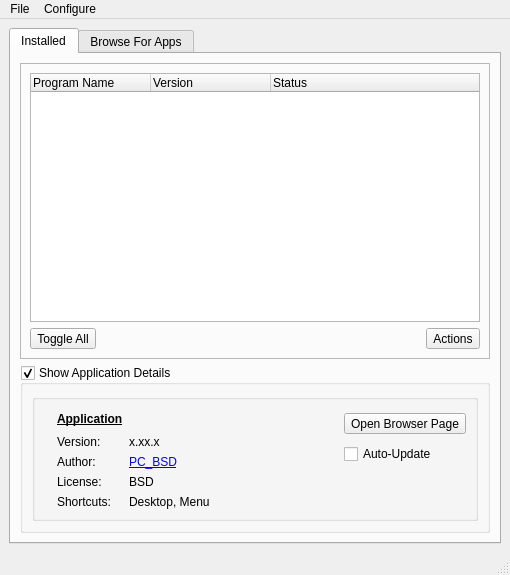
Old version of the form src-qt4/pc-softwaremanager/mainUI.ui in the repository trueos/pcbsd.
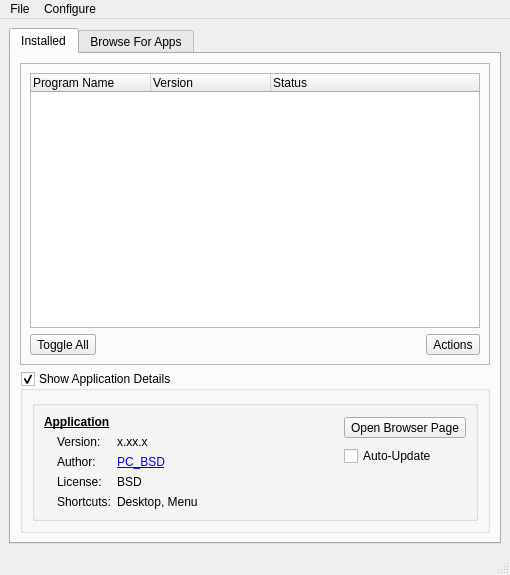
New version of the form. The open tabs and pages were chosen to show the change. Icons and pictures are not drawn.

Commit message: Fix a couple display quirks with AppCafe2 and EasyPBI

The edit to the form file:
```diff
--- a/src-qt4/pc-softwaremanager/mainUI.ui
+++ b/src-qt4/pc-softwaremanager/mainUI.ui
@@ -25,7 +25,7 @@
     <item>
      <widget class="QTabWidget" name="tabWidget">
       <property name="currentIndex">
-       <number>1</number>
+       <number>0</number>
       </property>
       <property name="iconSize">
        <size>
@@ -145,7 +145,7 @@
         <item>
          <widget class="QGroupBox" name="group_install_showinfo">
           <property name="sizePolicy">
-           <sizepolicy hsizetype="Preferred" vsizetype="Preferred">
+           <sizepolicy hsizetype="Preferred" vsizetype="Minimum">
             <horstretch>0</horstretch>
             <verstretch>0</verstretch>
            </sizepolicy>
@@ -156,7 +156,7 @@
           <property name="checkable">
            <bool>true</bool>
           </property>
-          <layout class="QHBoxLayout" name="horizontalLayout_2">
+          <layout class="QVBoxLayout" name="verticalLayout_17">
            <item>
             <widget class="QGroupBox" name="group_install_info">
              <property name="title">
@@ -165,67 +165,47 @@
              <property name="flat">
               <bool>true</bool>
              </property>
-             <layout class="QHBoxLayout" name="horizontalLayout_15">
-              <item>
-               <widget class="QLabel" name="label_install_icon">
-                <property name="maximumSize">
+             <layout class="QGridLayout" name="gridLayout_3">
+              <item row="1" column="2" rowspan="2">
+               <spacer name="horizontalSpacer_2">
+                <property name="orientation">
+                 <enum>Qt::Horizontal</enum>
+                </property>
+                <property name="sizeHint" stdset="0">
                  <size>
-                  <width>64</width>
-                  <height>64</height>
+                  <width>40</width>
+                  <height>20</height>
                  </size>
                 </property>
-                <property name="text">
-                 <string/>
-                </property>
-                <property name="pixmap">
-                 <pixmap resource="SoftwareManager.qrc">:/icons/appcafe.png</pixmap>
-                </property>
-                <property name="scaledContents">
-                 <bool>true</bool>
-                </property>
-               </widget>
+               </spacer>
               </item>
-              <item>
+              <item row="1" column="1" rowspan="2">
                <layout class="QFormLayout" name="formLayout">
                 <property name="fieldGrowthPolicy">
                  <enum>QFormLayout::ExpandingFieldsGrow</enum>
                 </property>
                 <item row="0" column="0">
-                 <widget class="QLabel" name="label_install_app">
-                  <property name="font">
-                   <font>
-                    <weight>75</weight>
-                    <bold>true</bold>
-                    <underline>true</underline>
-                   </font>
-                  </property>
-                  <property name="text">
-                   <string notr="true">Application</string>
-                  </property>
-                 </widget>
-                </item>
-                <item row="1" column="0">
                  <widget class="QLabel" name="label">
                   <property name="text">
                    <string>Version:</string>
                   </property>
                  </widget>
                 </item>
-                <item row="1" column="1">
+                <item row="0" column="1">
                  <widget class="QLabel" name="label_install_version">
                   <property name="text">
                    <string notr="true">x.xx.x</string>
                   </property>
                  </widget>
                 </item>
-                <item row="2" column="0">
+                <item row="1" column="0">
                  <widget class="QLabel" name="label_3">
                   <property name="text">
                    <string>Author:</string>
                   </property>
                  </widget>
                 </item>
-                <item row="2" column="1">
+                <item row="1" column="1">
                  <widget class="QLabel" name="label_install_author">
                   <property name="text">
                    <string notr="true">&lt;a href=&quot;http://www.pcbsd.org&quot;&gt;PC_BSD&lt;/a&gt;</string>
@@ -238,50 +218,74 @@
                   </property>
                  </widget>
                 </item>
-                <item row="3" column="0">
+                <item row="2" column="0">
                  <widget class="QLabel" name="label_4">
                   <property name="text">
                    <string>License:</string>
                   </property>
                  </widget>
                 </item>
-                <item row="3" column="1">
+                <item row="2" column="1">
                  <widget class="QLabel" name="label_install_license">
                   <property name="text">
                    <string notr="true">BSD</string>
                   </property>
                  </widget>
                 </item>
-                <item row="4" column="0">
+                <item row="3" column="0">
                  <widget class="QLabel" name="label_2">
                   <property name="text">
                    <string>Shortcuts:</string>
                   </property>
                  </widget>
                 </item>
-                <item row="4" column="1">
+                <item row="3" column="1">
                  <widget class="QLabel" name="label_install_shortcuts">
                   <property name="text">
                    <string notr="true">Desktop, Menu</string>
                   </property>
                  </widget>
                 </item>
-                <item row="0" column="1">
-                 <spacer name="horizontalSpacer_2">
-                  <property name="orientation">
-                   <enum>Qt::Horizontal</enum>
-                  </property>
-                  <property name="sizeHint" stdset="0">
+               </layout>
+              </item>
+              <item row="1" column="0">
+               <layout class="QVBoxLayout" name="verticalLayout_13">
+                <item>
+                 <widget class="QLabel" name="label_install_icon">
+                  <property name="maximumSize">
                    <size>
-                    <width>40</width>
-                    <height>20</height>
+                    <width>64</width>
+                    <height>64</height>
                    </size>
                   </property>
-                 </spacer>
+                  <property name="text">
+                   <string/>
+                  </property>
+                  <property name="pixmap">
+                   <pixmap resource="SoftwareManager.qrc">:/icons/appcafe.png</pixmap>
+                  </property>
+                  <property name="scaledContents">
+                   <bool>true</bool>
+                  </property>
+                 </widget>
                 </item>
                </layout>
               </item>
-              <item>
+              <item row="0" column="0" colspan="3">
+               <widget class="QLabel" name="label_install_app">
+                <property name="font">
+                 <font>
+                  <weight>75</weight>
+                  <bold>true</bold>
+                  <underline>true</underline>
+                 </font>
+                </property>
+                <property name="text">
+                 <string notr="true">Application</string>
+                </property>
+               </widget>
+              </item>
+              <item row="0" column="3" rowspan="3">
                <layout class="QVBoxLayout" name="verticalLayout_10">
                 <item>
                  <widget class="QToolButton" name="tool_install_gotobrowserpage">
@@ -508,8 +512,8 @@
                    <rect>
                     <x>0</x>
                     <y>0</y>
-                    <width>446</width>
-                    <height>61</height>
+                    <width>96</width>
+                    <height>26</height>
                    </rect>
                   </property>
                   <layout class="QHBoxLayout" name="horizontalLayout_5"/>
@@ -559,8 +563,8 @@
                    <rect>
                     <x>0</x>
                     <y>0</y>
-                    <width>440</width>
-                    <height>301</height>
+                    <width>96</width>
+                    <height>26</height>
                    </rect>
                   </property>
                   <layout class="QVBoxLayout" name="verticalLayout_6"/>
@@ -584,8 +588,8 @@
                 <rect>
                  <x>0</x>
                  <y>0</y>
-                 <width>462</width>
-                 <height>430</height>
+                 <width>96</width>
+                 <height>26</height>
                 </rect>
                </property>
                <layout class="QVBoxLayout" name="verticalLayout_23"/>
@@ -950,8 +954,8 @@
                    <rect>
                     <x>0</x>
                     <y>0</y>
-                    <width>446</width>
-                    <height>61</height>
+                    <width>96</width>
+                    <height>26</height>
                    </rect>
                   </property>
                  </widget>
@@ -1011,8 +1015,8 @@
                    <rect>
                     <x>0</x>
                     <y>0</y>
-                    <width>446</width>
-                    <height>172</height>
+                    <width>96</width>
+                    <height>26</height>
                    </rect>
                   </property>
                  </widget>
@@ -1049,8 +1053,8 @@
                    <rect>
                     <x>0</x>
                     <y>0</y>
-                    <width>446</width>
-                    <height>171</height>
+                    <width>96</width>
+                    <height>26</height>
                    </rect>
                   </property>
                  </widget>
```
The commit also changes 1 other file.
